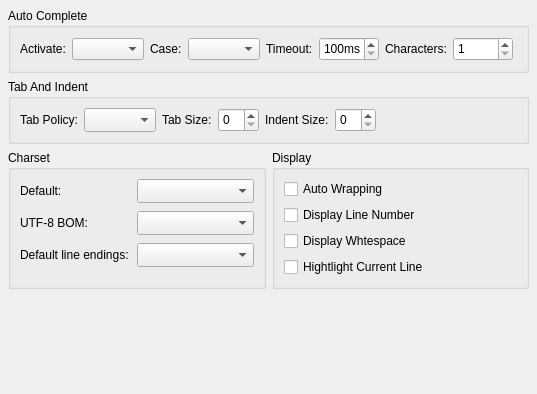
fengzhu2007/anycode, file App/modules/options/texteditor/general_tab.ui: the form before one commit.
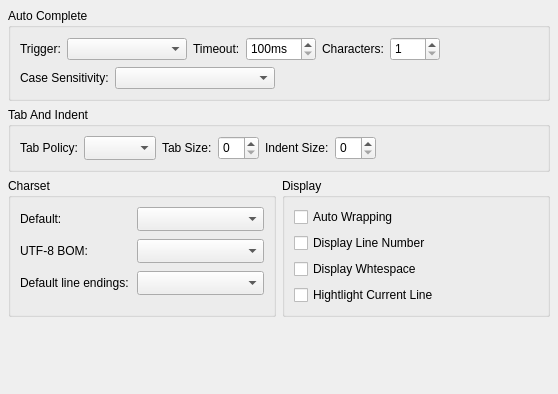
The form after the commit.

What changed in the file:
```diff
--- a/App/modules/options/texteditor/general_tab.ui
+++ b/App/modules/options/texteditor/general_tab.ui
@@ -6,7 +6,7 @@
    <rect>
     <x>0</x>
     <y>0</y>
-    <width>537</width>
+    <width>558</width>
     <height>394</height>
    </rect>
   </property>
@@ -31,27 +31,26 @@
      <property name="title">
       <string>Auto Complete</string>
      </property>
+     <layout class="QVBoxLayout" name="verticalLayout_3">
+      <item>
      <layout class="QHBoxLayout" name="horizontalLayout">
       <item>
        <widget class="QLabel" name="label">
         <property name="text">
-         <string>Activate:</string>
+           <string>Trigger:</string>
         </property>
        </widget>
       </item>
       <item>
-       <widget class="QComboBox" name="comboBox"/>
-      </item>
-      <item>
-       <widget class="QLabel" name="label_10">
-        <property name="text">
-         <string>Case:</string>
+         <widget class="QComboBox" name="completionTrigger">
+          <property name="minimumSize">
+           <size>
+            <width>120</width>
+            <height>0</height>
+           </size>
         </property>
        </widget>
       </item>
-      <item>
-       <widget class="QComboBox" name="comboBox_2"/>
-      </item>
       <item>
        <widget class="QLabel" name="label_2">
         <property name="text">
@@ -63,7 +62,7 @@
        <widget class="QSpinBox" name="fontSize">
         <property name="minimumSize">
          <size>
-          <width>60</width>
+            <width>70</width>
           <height>24</height>
          </size>
         </property>
@@ -89,7 +88,7 @@
        <widget class="QSpinBox" name="zoom">
         <property name="minimumSize">
          <size>
-          <width>60</width>
+            <width>50</width>
           <height>24</height>
          </size>
         </property>
@@ -116,6 +115,48 @@
          </size>
         </property>
        </spacer>
+        </item>
+       </layout>
+      </item>
+      <item>
+       <layout class="QHBoxLayout" name="horizontalLayout_5">
+        <item>
+         <widget class="QLabel" name="label_10">
+          <property name="text">
+           <string>Case Sensitivity:</string>
+          </property>
+         </widget>
+        </item>
+        <item>
+         <widget class="QComboBox" name="caseSensitivity">
+          <property name="sizePolicy">
+           <sizepolicy hsizetype="Fixed" vsizetype="Fixed">
+            <horstretch>0</horstretch>
+            <verstretch>0</verstretch>
+           </sizepolicy>
+          </property>
+          <property name="minimumSize">
+           <size>
+            <width>160</width>
+            <height>0</height>
+           </size>
+          </property>
+         </widget>
+        </item>
+        <item>
+         <spacer name="horizontalSpacer_3">
+          <property name="orientation">
+           <enum>Qt::Horizontal</enum>
+          </property>
+          <property name="sizeHint" stdset="0">
+           <size>
+            <width>40</width>
+            <height>20</height>
+           </size>
+          </property>
+         </spacer>
+        </item>
+       </layout>
       </item>
      </layout>
     </widget>
```
Left out of the diff: 4 changed lines with no effect on the pictures. Lines whose indentation alone changed are shown as unchanged.
